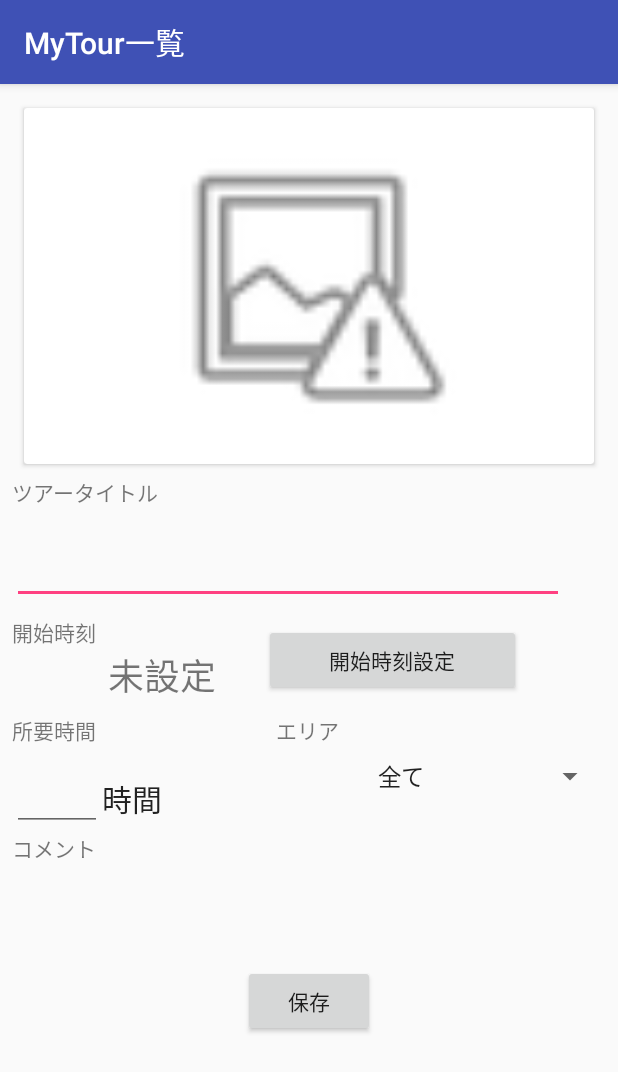
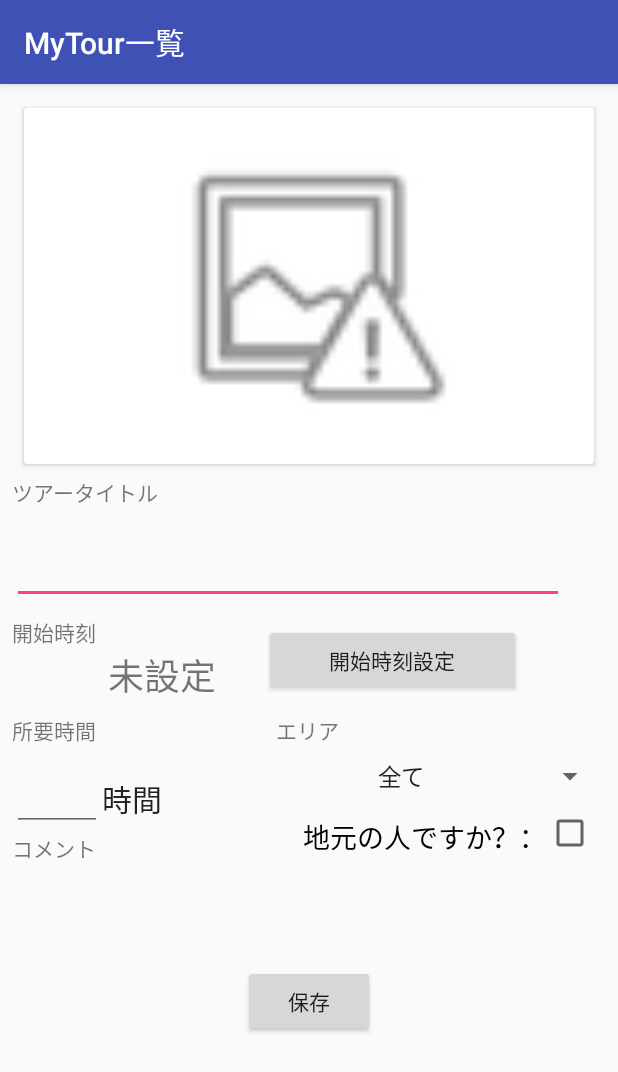
Before and after one commit to 14-2505-046-2/ShareTrip, an Android app: the screen it shows after launch (AddTourActivity), after a tap on an icon or button, on a phone screen of 412 x 824 dp. Shown: the top 1072 px of the screen. Run offline under Robolectric (Android 15) with nearby library versions, the phone set to English and light mode, and no system bars; libraries missing offline, so code that uses them is left out: com.nifty.cloud, io.realm; 13 statements that could not run were skipped; 3 other taps on this screen came first.

Commit message:
12/16 地元の人かどうかを判断するためのチェックボックスを追加しました。

```diff
--- a/app/src/main/java/com/example/chai/sharetrip/NewTourFragment.java
+++ b/app/src/main/java/com/example/chai/sharetrip/NewTourFragment.java
@@ -6,7 +6,6 @@ import android.content.Intent;
 import android.content.pm.PackageManager;
 import android.graphics.Bitmap;
 import android.graphics.drawable.BitmapDrawable;
-import android.media.Image;
 import android.net.Uri;
 import android.os.Bundle;
 import android.provider.MediaStore;
@@ -20,6 +19,7 @@ import android.view.View;
 import android.view.ViewGroup;
 import android.widget.AdapterView;
 import android.widget.Button;
+import android.widget.CheckBox;
 import android.widget.EditText;
 import android.widget.ImageView;
 import android.widget.Spinner;
@@ -49,6 +49,7 @@ public class NewTourFragment extends Fragment /*implements View.OnClickListener*
     private int startMinute;
     private View view;
     private ImageView mImageView;
+    private CheckBox mIslocal;
 
     public static NewTourFragment newInstance() {
         NewTourFragment fragment = new NewTourFragment();
@@ -84,6 +85,7 @@ public class NewTourFragment extends Fragment /*implements View.OnClickListener*
             mTitleEdit = (EditText) view.findViewById(R.id.editTitle);
             mTotalTimeEdit = (EditText) view.findViewById(R.id.editTotalTime);
             mCommentEdit = (EditText) view.findViewById(R.id.editComment);
+            mIslocal = (CheckBox) view.findViewById(R.id.is_localcheck);
             Spinner area = (Spinner) view.findViewById(R.id.newTourArea);
             ImageView imageView = (ImageView) view.findViewById(R.id.tour_image);
             TextView startTime = (TextView) view.findViewById(R.id.startTimeText);
@@ -91,6 +93,7 @@ public class NewTourFragment extends Fragment /*implements View.OnClickListener*
             mTitleEdit.setText(selected_tour.tour_title);
             mTotalTimeEdit.setText(String.valueOf(selected_tour.total_time));
             mCommentEdit.setText(selected_tour.comment);
+            mIslocal.setChecked(selected_tour.is_local);
 
             int index = 0;
             Log.e("eeeeeee", selected_tour.area);
@@ -141,6 +144,7 @@ public class NewTourFragment extends Fragment /*implements View.OnClickListener*
         }
 
         mTimeText = (TextView) view.findViewById(R.id.startTimeText);
+
         Button save = (Button) view.findViewById(R.id.tourSaveButton);
         mImageView = (ImageView) v.findViewById(R.id.tour_image);
         mImageView.setOnClickListener(new View.OnClickListener() {
@@ -159,6 +163,7 @@ public class NewTourFragment extends Fragment /*implements View.OnClickListener*
                     mTitleEdit = (EditText) view.findViewById(R.id.editTitle);
                     mTotalTimeEdit = (EditText) view.findViewById(R.id.editTotalTime);
                     mCommentEdit = (EditText) view.findViewById(R.id.editComment);
+                    mIslocal = (CheckBox) view.findViewById(R.id.is_localcheck);
                     Spinner area = (Spinner) view.findViewById(R.id.newTourArea);
                     ImageView imageView = (ImageView) view.findViewById(R.id.tour_image);
 
@@ -173,12 +178,14 @@ public class NewTourFragment extends Fragment /*implements View.OnClickListener*
                     tour.comment = mCommentEdit.getText().toString();
                     tour.area = area.getSelectedItem().toString();
                     tour.image = MyUtils.getByteFromImage(((BitmapDrawable) imageView.getDrawable()).getBitmap());
+                    tour.is_local = mIslocal.isChecked();
                     mRealm.commitTransaction();
                     getFragmentManager().popBackStack();
                 }else {
                     mTitleEdit = (EditText) view.findViewById(R.id.editTitle);
                     mTotalTimeEdit = (EditText) view.findViewById(R.id.editTotalTime);
                     mCommentEdit = (EditText) view.findViewById(R.id.editComment);
+                    mIslocal = (CheckBox) view.findViewById(R.id.is_localcheck);
                     Spinner area = (Spinner) view.findViewById(R.id.newTourArea);
                     ImageView imageView = (ImageView) view.findViewById(R.id.tour_image);
 
@@ -190,6 +197,7 @@ public class NewTourFragment extends Fragment /*implements View.OnClickListener*
                     tour.comment = mCommentEdit.getText().toString();
                     tour.area = area.getSelectedItem().toString();
                     tour.image = MyUtils.getByteFromImage(((BitmapDrawable) imageView.getDrawable()).getBitmap());
+                    tour.is_local = mIslocal.isChecked();
                     mRealm.commitTransaction();
                     getFragmentManager().popBackStack();
                 }
--- a/app/src/main/java/com/example/chai/sharetrip/Tour.java
+++ b/app/src/main/java/com/example/chai/sharetrip/Tour.java
@@ -22,4 +22,5 @@ public class Tour extends RealmObject {
     public byte[] image;
     public String area;
     public String objectId = "local_data";
+    public boolean is_local = false;
 }
--- a/app/src/main/res/layout/fragment_new_tour.xml
+++ b/app/src/main/res/layout/fragment_new_tour.xml
@@ -25,6 +25,32 @@
             <android.support.constraint.ConstraintLayout
                 android:layout_width="match_parent"
                 android:layout_height="wrap_content">
+
+                <TextView
+                    android:id="@+id/textLocal"
+                    android:layout_width="wrap_content"
+                    android:layout_height="wrap_content"
+                    android:layout_marginLeft="8dp"
+                    android:layout_marginRight="0dp"
+                    android:text="地元の人ですか？："
+                    android:textAppearance="@style/TextAppearance.AppCompat.Medium"
+                    android:textColor="@android:color/black"
+                    app:layout_constraintHorizontal_bias="1.0"
+                    app:layout_constraintLeft_toLeftOf="@+id/area"
+                    app:layout_constraintRight_toLeftOf="@+id/is_localcheck"
+                    android:layout_marginTop="8dp"
+                    app:layout_constraintTop_toBottomOf="@+id/newTourArea"
+                    android:layout_marginBottom="8dp"
+                    app:layout_constraintBottom_toTopOf="@+id/textInputLayout3" />
+
+                <CheckBox
+                    android:id="@+id/is_localcheck"
+                    android:layout_width="wrap_content"
+                    android:layout_height="wrap_content"
+                    android:layout_marginTop="10dp"
+                    app:layout_constraintTop_toBottomOf="@+id/newTourArea"
+                    android:layout_marginRight="16dp"
+                    app:layout_constraintRight_toRightOf="parent" />
 
                 <TextView
                     android:id="@+id/hour"
```
